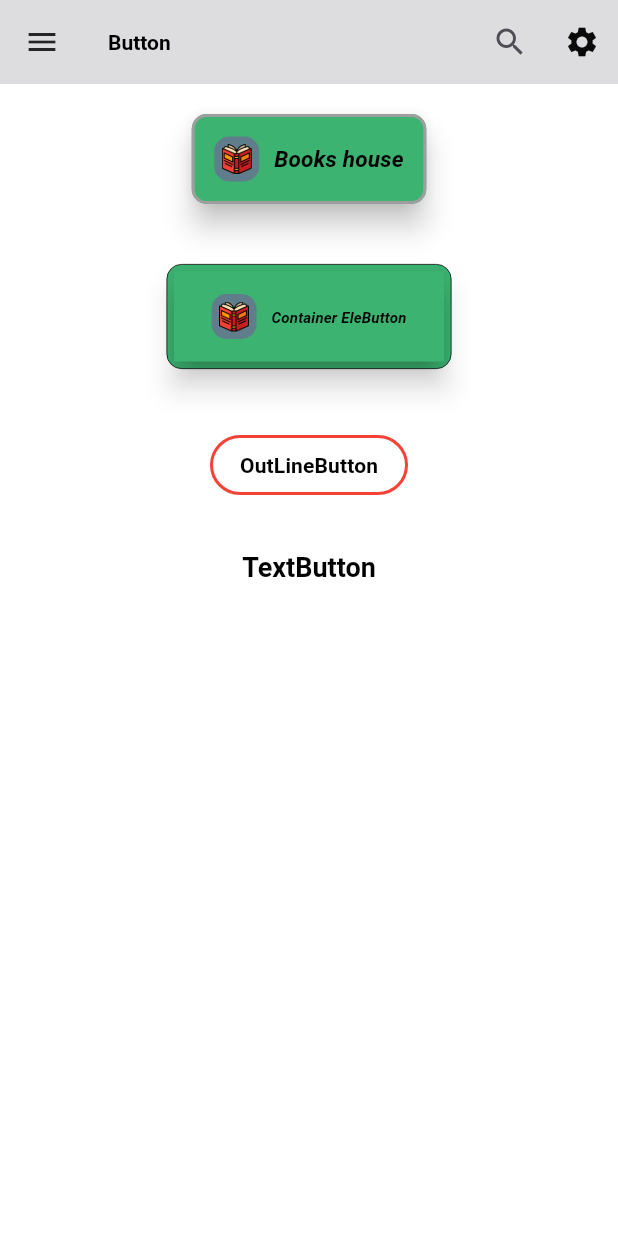
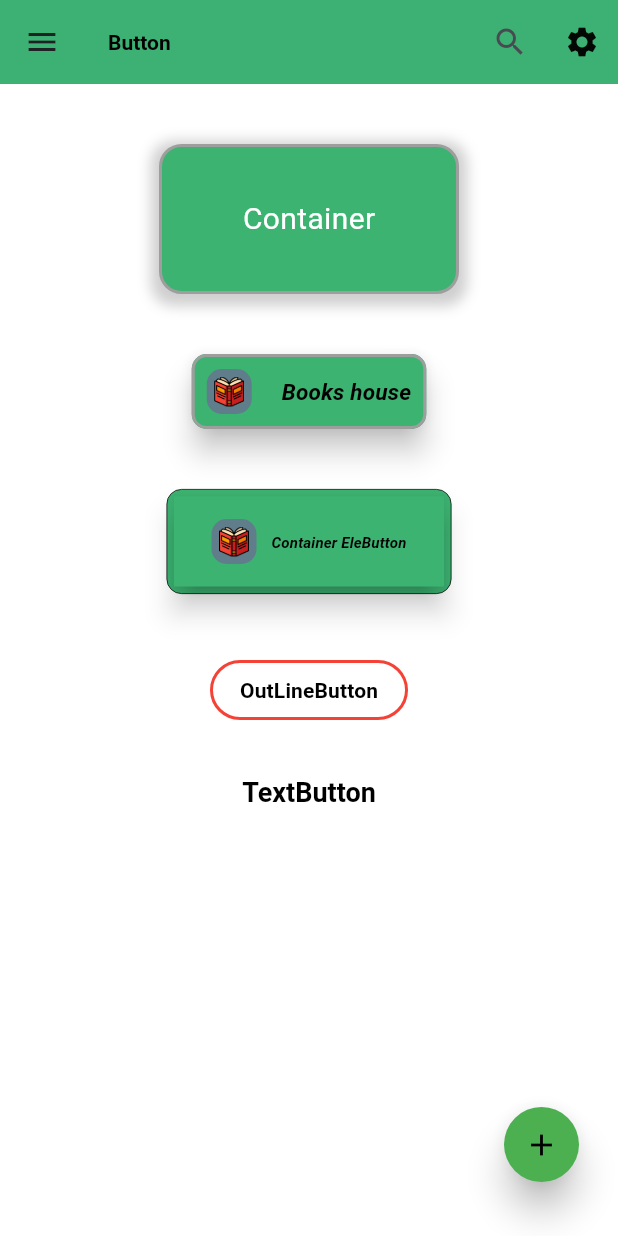
Before and after one commit to mdsakibulhasansanto/Ui_practice, a Flutter app: the screen it shows after launch, on a phone screen of 412 x 824 dp. Run offline on Flutter 3.47's test engine with Material 3 defaults, Android fonts, the phone set to English and light mode, and no system bars.

Commit message:
update_13/10/1:50 AM

```diff
--- a/lib/main.dart
+++ b/lib/main.dart
@@ -15,7 +15,7 @@ class MyApp extends StatelessWidget {
 
     return  const MaterialApp(
       debugShowCheckedModeBanner: false,
-     // home: ImageColumnRow(),
+      //home: ImageColumnRow(),
        home: ButtonAlertDialog(),
     );
   }
--- a/lib/module_seven/button_floatingActonButton_alertDialog.dart
+++ b/lib/module_seven/button_floatingActonButton_alertDialog.dart
@@ -1,5 +1,6 @@
 import 'package:flutter/material.dart';
-
+import 'package:flutter_ui_practice/module_six/image_column_row_appbar.dart';
+import 'package:flutter_ui_practice/module_six/image_column_row_appbar.dart';
 class ButtonAlertDialog extends StatelessWidget {
   const ButtonAlertDialog({super.key});
 
@@ -10,7 +11,7 @@ class ButtonAlertDialog extends StatelessWidget {
       appBar: AppBar(
         leading: const Icon(Icons.menu),
         toolbarOpacity: 0.8,
-        elevation: 0.5,
+        elevation: 0.6,
         title: Title(
             color: Colors.black,
             child: const Text(
@@ -20,7 +21,7 @@ class ButtonAlertDialog extends StatelessWidget {
                   fontSize: 14,
                   fontWeight: FontWeight.bold),
             )),
-        backgroundColor: Colors.black12,
+        backgroundColor: const Color.fromRGBO(60, 179, 113, 1.0),
         actions: [
           IconButton(
             icon: const Icon(Icons.search),
@@ -42,6 +43,43 @@ class ButtonAlertDialog extends StatelessWidget {
           mainAxisAlignment: MainAxisAlignment.start,
           children: [
            const SizedBox(height: 20,),
+             GestureDetector(
+              onTap: () {
+                Navigator.push(
+                  context,
+                  MaterialPageRoute(builder: (context) => const ImageColumnRow()),
+                );
+              },
+              child: Container(
+                width: 200,
+                height: 100,
+                padding: const EdgeInsets.all(10),
+                margin: const EdgeInsets.all(20),
+                alignment: Alignment.center,
+                decoration: BoxDecoration(
+                  color: const Color.fromRGBO(60, 179, 113, 1.0),
+                  borderRadius: BorderRadius.circular(15),
+                  border: Border.all(
+                    color: Colors.grey,
+                    width: 2,
+                  ),
+                  boxShadow: [
+                    BoxShadow(
+                      color: Colors.grey.withOpacity(0.5),
+                      spreadRadius: 5,
+                      blurRadius: 7,
+                      offset: const Offset(0, 3),
+                    ),
+                  ],
+                ),
+                child: const Text(
+                  'Container',
+                  style: TextStyle(color: Colors.white, fontSize: 20),
+                ),
+              )
+
+             ),
+            const SizedBox(height: 20,),
             // ElevatedButton
             ElevatedButton(
               onPressed: () {
@@ -49,7 +87,7 @@ class ButtonAlertDialog extends StatelessWidget {
               },
               style: ElevatedButton.styleFrom(
                 elevation: 8,
-                padding:const EdgeInsets.symmetric(horizontal: 15, vertical: 15), // padding
+                padding:const EdgeInsets.symmetric(horizontal: 10, vertical: 10), // padding
                 shape: RoundedRectangleBorder(
                   borderRadius: BorderRadius.circular(10),side: const BorderSide(
                   color: Colors.grey,width: 2
@@ -73,7 +111,7 @@ class ButtonAlertDialog extends StatelessWidget {
                        child: Image.asset('images/book_c.png')
                    ),
                  ),
-                 const SizedBox(width: 10),
+                 const SizedBox(width: 20),
                  const Text('Books house',
                    style: TextStyle(
                        color: Colors.black,
@@ -100,7 +138,7 @@ class ButtonAlertDialog extends StatelessWidget {
               alignment: Alignment.center,
               child:   ElevatedButton(
                 onPressed: () {
-                  print('Custom Icon Button Pressed');
+                 // print('Custom Icon Button Pressed');
                 },
                 style: ElevatedButton.styleFrom(
                   elevation: 8,
@@ -211,10 +249,36 @@ class ButtonAlertDialog extends StatelessWidget {
               ),
             ),
 
-
           ],
         ),
       ),
+
+      floatingActionButton: Container(
+        height: 50,
+        width: 50,
+        margin: const EdgeInsets.only(bottom: 20,right: 10),
+        padding: const EdgeInsets.all(0),
+        decoration: BoxDecoration(
+          borderRadius: BorderRadius.circular(90)
+        ),
+        child: FloatingActionButton(
+          onPressed: () {
+            // Navigator.push দিয়ে নতুন স্ক্রিনে যাওয়ার জন্য
+            Navigator.push(
+              context,
+              MaterialPageRoute(builder: (context) => const ImageColumnRow()),
+            );
+          },
+          backgroundColor: Colors.green,
+          foregroundColor: Colors.black,
+          elevation: 10.0,
+          shape: RoundedRectangleBorder(
+            borderRadius: BorderRadius.circular(90)
+          ),
+          child: const Icon(Icons.add),
+        ),
+      ),
+
     );
   }
 }
```
